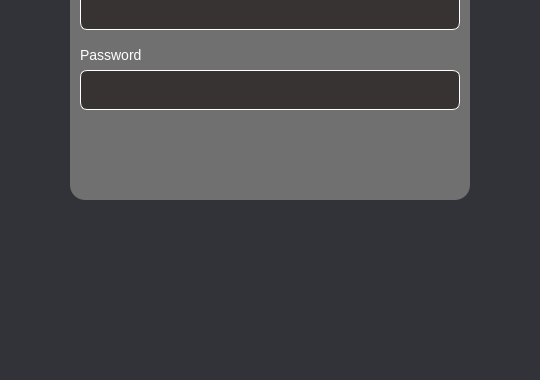
First picture: the form in semi-final project/main/forms/login.ui, repository rotat1ck/cpp-assignments, before the edit; both pictures show x 180 to 720 and y 270 to 650 of the 900 by 650 pixel window.
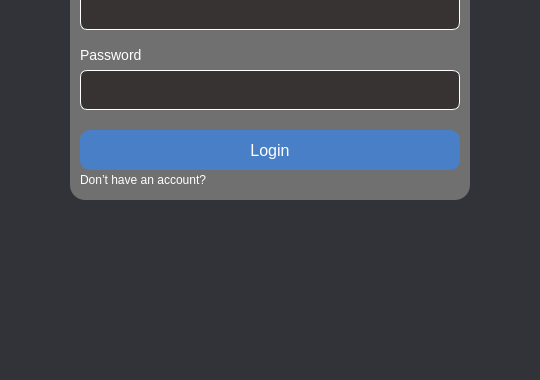
Second picture: the form after the edit.

Commit message: login.ui changes, added signals and connects

Diff of the .ui file:
```diff
--- a/semi-final project/main/forms/login.ui
+++ b/semi-final project/main/forms/login.ui
@@ -213,6 +213,56 @@
 color: #FFFFFF;</string>
      </property>
     </widget>
+    <widget class="QPushButton" name="LoginButton">
+     <property name="geometry">
+      <rect>
+       <x>10</x>
+       <y>220</y>
+       <width>380</width>
+       <height>40</height>
+      </rect>
+     </property>
+     <property name="cursor">
+      <cursorShape>PointingHandCursor</cursorShape>
+     </property>
+     <property name="styleSheet">
+      <string notr="true">background: #487FC6;
+border-radius: 10px;
+
+font-family: 'gg sans semibold';
+font-size: 16px;
+line-height: 19px;
+
+color: #FFFFFF;
+
+</string>
+     </property>
+     <property name="text">
+      <string>Login</string>
+     </property>
+    </widget>
+    <widget class="QLabel" name="NoAccLabel">
+     <property name="geometry">
+      <rect>
+       <x>10</x>
+       <y>260</y>
+       <width>150</width>
+       <height>20</height>
+      </rect>
+     </property>
+     <property name="styleSheet">
+      <string notr="true">font-family: 'gg sans normal';
+font-size: 12px;
+line-height: 15px;
+
+color: #FFFFFF;
+
+</string>
+     </property>
+     <property name="text">
+      <string>Don’t have an account?</string>
+     </property>
+    </widget>
    </widget>
   </widget>
  </widget>
```
Left out of the diff: 2 changed lines with no effect on the pictures. The commit also changes 4 other files.
